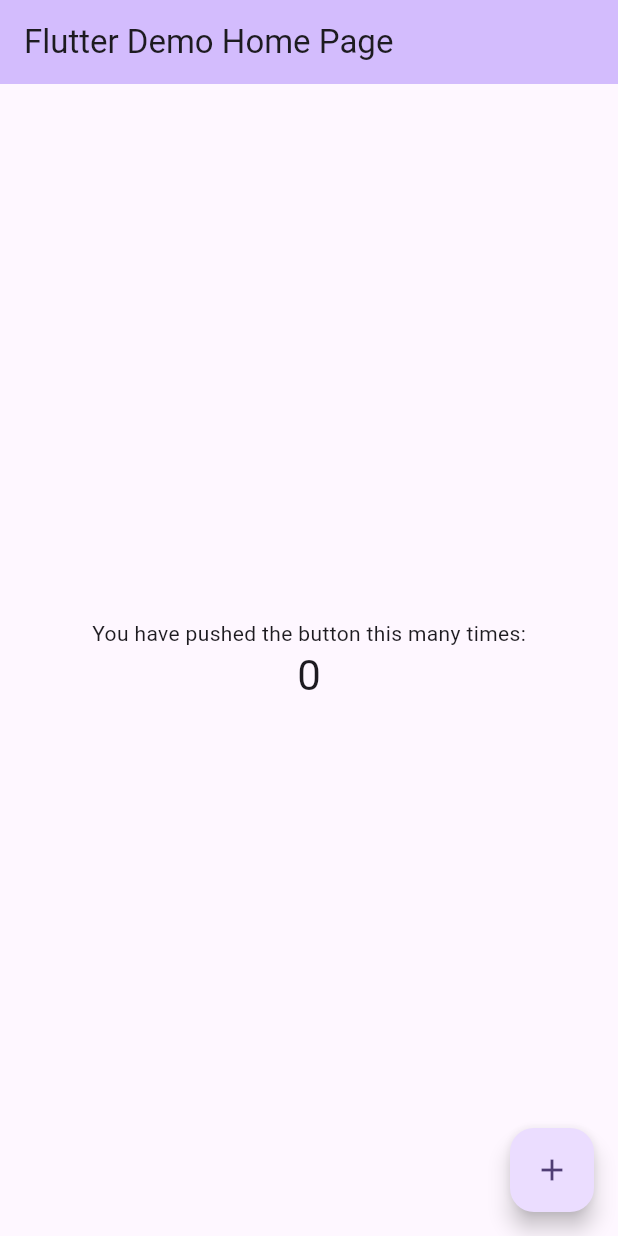
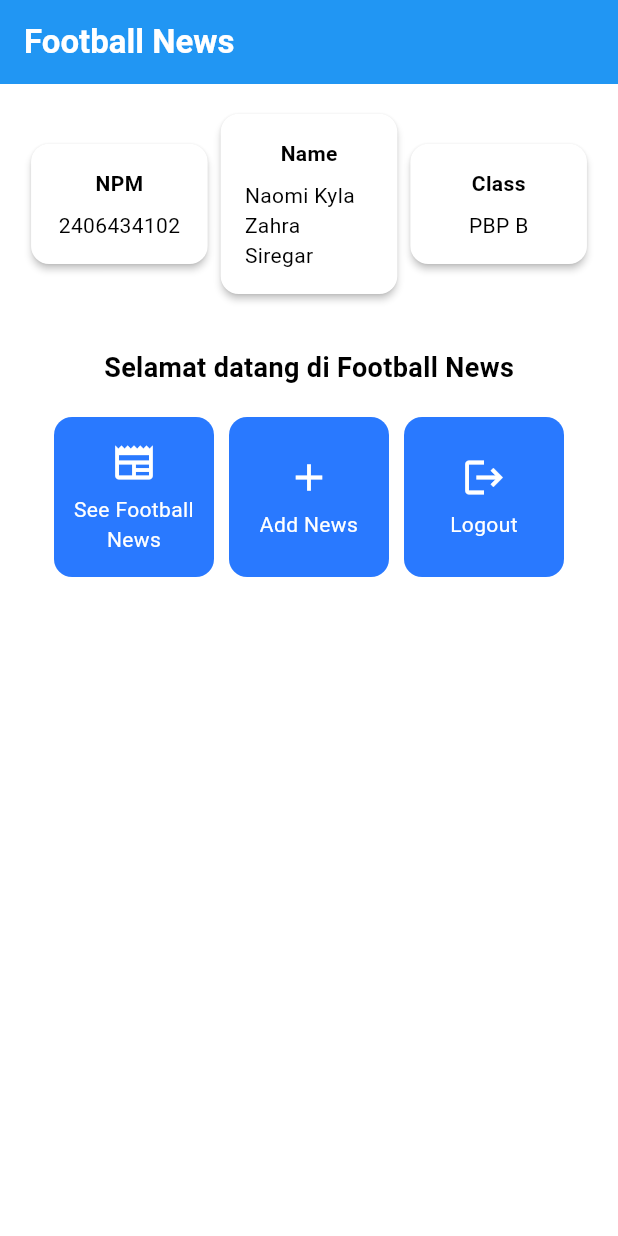
Before and after one commit to NaomiKyla/football-news-mobile, a Flutter app: the screen it shows after launch, on a phone screen of 412 x 824 dp. Run offline on Flutter 3.47's test engine with Material 3 defaults, Android fonts, the phone set to English and light mode, and no system bars.

Commit message:
tutorial 6 selesai

```diff
--- a/lib/main.dart
+++ b/lib/main.dart
@@ -1,4 +1,5 @@
 import 'package:flutter/material.dart';
+import 'package:football_news/menu.dart';
 
 void main() {
   runApp(const MyApp());
@@ -28,95 +29,10 @@ class MyApp extends StatelessWidget {
         //
         // This works for code too, not just values: Most code changes can be
         // tested with just a hot reload.
-        colorScheme: ColorScheme.fromSeed(seedColor: Colors.deepPurple),
+         colorScheme: ColorScheme.fromSwatch(primarySwatch: Colors.blue)
+        .copyWith(secondary: Colors.blueAccent[400]),
       ),
-      home: const MyHomePage(title: 'Flutter Demo Home Page'),
+      home: MyHomePage(),
     );
   }
 }
-
-class MyHomePage extends StatefulWidget {
-  const MyHomePage({super.key, required this.title});
-
-  // This widget is the home page of your application. It is stateful, meaning
-  // that it has a State object (defined below) that contains fields that affect
-  // how it looks.
-
-  // This class is the configuration for the state. It holds the values (in this
-  // case the title) provided by the parent (in this case the App widget) and
-  // used by the build method of the State. Fields in a Widget subclass are
-  // always marked "final".
-
-  final String title;
-
-  @override
-  State<MyHomePage> createState() => _MyHomePageState();
-}
-
-class _MyHomePageState extends State<MyHomePage> {
-  int _counter = 0;
-
-  void _incrementCounter() {
-    setState(() {
-      // This call to setState tells the Flutter framework that something has
-      // changed in this State, which causes it to rerun the build method below
-      // so that the display can reflect the updated values. If we changed
-      // _counter without calling setState(), then the build method would not be
-      // called again, and so nothing would appear to happen.
-      _counter++;
-    });
-  }
-
-  @override
-  Widget build(BuildContext context) {
-    // This method is rerun every time setState is called, for instance as done
-    // by the _incrementCounter method above.
-    //
-    // The Flutter framework has been optimized to make rerunning build methods
-    // fast, so that you can just rebuild anything that needs updating rather
-    // than having to individually change instances of widgets.
-    return Scaffold(
-      appBar: AppBar(
-        // TRY THIS: Try changing the color here to a specific color (to
-        // Colors.amber, perhaps?) and trigger a hot reload to see the AppBar
-        // change color while the other colors stay the same.
-        backgroundColor: Theme.of(context).colorScheme.inversePrimary,
-        // Here we take the value from the MyHomePage object that was created by
-        // the App.build method, and use it to set our appbar title.
-        title: Text(widget.title),
-      ),
-      body: Center(
-        // Center is a layout widget. It takes a single child and positions it
-        // in the middle of the parent.
-        child: Column(
-          // Column is also a layout widget. It takes a list of children and
-          // arranges them vertically. By default, it sizes itself to fit its
-          // children horizontally, and tries to be as tall as its parent.
-          //
-          // Column has various properties to control how it sizes itself and
-          // how it positions its children. Here we use mainAxisAlignment to
-          // center the children vertically; the main axis here is the vertical
-          // axis because Columns are vertical (the cross axis would be
-          // horizontal).
-          //
-          // TRY THIS: Invoke "debug painting" (choose the "Toggle Debug Paint"
-          // action in the IDE, or press "p" in the console), to see the
-          // wireframe for each widget.
-          mainAxisAlignment: MainAxisAlignment.center,
-          children: <Widget>[
-            const Text('You have pushed the button this many times:'),
-            Text(
-              '$_counter',
-              style: Theme.of(context).textTheme.headlineMedium,
-            ),
-          ],
-        ),
-      ),
-      floatingActionButton: FloatingActionButton(
-        onPressed: _incrementCounter,
-        tooltip: 'Increment',
-        child: const Icon(Icons.add),
-      ), // This trailing comma makes auto-formatting nicer for build methods.
-    );
-  }
-}
--- /dev/null
+++ b/lib/menu.dart
@@ -0,0 +1,187 @@
+import 'package:flutter/material.dart';
+
+class MyHomePage extends StatelessWidget {
+  MyHomePage({super.key});
+
+  final String nama = "Naomi Kyla Zahra Siregar"; // ganti dengan nama kamu
+  final String npm = "2406434102"; // ganti dengan NPM kamu
+  final String kelas = "PBP B"; // ganti dengan kelas kamu
+
+  final List<ItemHomepage> items = [
+    ItemHomepage("See Football News", Icons.newspaper),
+    ItemHomepage("Add News", Icons.add),
+    ItemHomepage("Logout", Icons.logout),
+  ];
+
+  @override
+    Widget build(BuildContext context) {
+    // Scaffold menyediakan struktur dasar halaman dengan AppBar dan body.
+    return Scaffold(
+      // AppBar adalah bagian atas halaman yang menampilkan judul.
+      appBar: AppBar(
+        // Judul aplikasi "Football News" dengan teks putih dan tebal.
+        title: const Text(
+          'Football News',
+          style: TextStyle(
+            color: Colors.white,
+            fontWeight: FontWeight.bold,
+          ),
+        ),
+        // Warna latar belakang AppBar diambil dari skema warna tema aplikasi.
+        backgroundColor: Theme.of(context).colorScheme.primary,
+      ),
+      // Body halaman dengan padding di sekelilingnya.
+      body: Padding(
+        padding: const EdgeInsets.all(16.0),
+        // Menyusun widget secara vertikal dalam sebuah kolom.
+        child: Column(
+          crossAxisAlignment: CrossAxisAlignment.center,
+          children: [
+            // Row untuk menampilkan 3 InfoCard secara horizontal.
+            Row(
+              mainAxisAlignment: MainAxisAlignment.spaceEvenly,
+              children: [
+                InfoCard(title: 'NPM', content: npm),
+                InfoCard(title: 'Name', content: nama),
+                InfoCard(title: 'Class', content: kelas),
+              ],
+            ),
+
+            // Memberikan jarak vertikal 16 unit.
+            const SizedBox(height: 16.0),
+
+            // Menempatkan widget berikutnya di tengah halaman.
+            Center(
+              child: Column(
+                // Menyusun teks dan grid item secara vertikal.
+
+                children: [
+                  // Menampilkan teks sambutan dengan gaya tebal dan ukuran 18.
+                  const Padding(
+                    padding: EdgeInsets.only(top: 16.0),
+                    child: Text(
+                      'Selamat datang di Football News',
+                      style: TextStyle(
+                        fontWeight: FontWeight.bold,
+                        fontSize: 18.0,
+                      ),
+                    ),
+                  ),
+
+                  // Grid untuk menampilkan ItemCard dalam bentuk grid 3 kolom.
+                  GridView.count(
+                    primary: true,
+                    padding: const EdgeInsets.all(20),
+                    crossAxisSpacing: 10,
+                    mainAxisSpacing: 10,
+                    crossAxisCount: 3,
+                    // Agar grid menyesuaikan tinggi kontennya.
+                    shrinkWrap: true,
+
+                    // Menampilkan ItemCard untuk setiap item dalam list items.
+                    children: items.map((ItemHomepage item) {
+                      return ItemCard(item);
+                    }).toList(),
+                  ),
+                ],
+              ),
+            ),
+          ],
+        ),
+      ),
+    );
+  }
+}
+
+class InfoCard extends StatelessWidget {
+  // Kartu informasi yang menampilkan title dan content.
+
+  final String title;  // Judul kartu.
+  final String content;  // Isi kartu.
+
+  const InfoCard({super.key, required this.title, required this.content});
+
+  @override
+  Widget build(BuildContext context) {
+    return Card(
+      // Membuat kotak kartu dengan bayangan dibawahnya.
+      elevation: 2.0,
+      child: Container(
+        // Mengatur ukuran dan jarak di dalam kartu.
+        width: MediaQuery.of(context).size.width / 3.5, // menyesuaikan dengan lebar device yang digunakan.
+        padding: const EdgeInsets.all(16.0),
+        // Menyusun title dan content secara vertikal.
+        child: Column(
+          children: [
+            Text(
+              title,
+              style: const TextStyle(fontWeight: FontWeight.bold),
+            ),
+            const SizedBox(height: 8.0),
+            Text(content),
+          ],
+        ),
+      ),
+    );
+  }
+}
+
+class ItemHomepage {
+ final String name;
+ final IconData icon;
+
+ ItemHomepage(this.name, this.icon);
+}
+
+class ItemCard extends StatelessWidget {
+  // Menampilkan kartu dengan ikon dan nama.
+
+  final ItemHomepage item;
+
+  const ItemCard(this.item, {super.key});
+
+  @override
+  Widget build(BuildContext context) {
+    return Material(
+      // Menentukan warna latar belakang dari tema aplikasi.
+      color: Theme.of(context).colorScheme.secondary,
+      // Membuat sudut kartu melengkung.
+      borderRadius: BorderRadius.circular(12),
+
+      child: InkWell(
+        // Aksi ketika kartu ditekan.
+        onTap: () {
+          // Menampilkan pesan SnackBar saat kartu ditekan.
+          ScaffoldMessenger.of(context)
+            ..hideCurrentSnackBar()
+            ..showSnackBar(
+              SnackBar(content: Text("Kamu telah menekan tombol ${item.name}!"))
+            );
+        },
+        // Container untuk menyimpan Icon dan Text
+        child: Container(
+          padding: const EdgeInsets.all(8),
+          child: Center(
+            child: Column(
+              // Menyusun ikon dan teks di tengah kartu.
+              mainAxisAlignment: MainAxisAlignment.center,
+              children: [
+                Icon(
+                  item.icon,
+                  color: Colors.white,
+                  size: 30.0,
+                ),
+                const Padding(padding: EdgeInsets.all(3)),
+                Text(
+                  item.name,
+                  textAlign: TextAlign.center,
+                  style: const TextStyle(color: Colors.white),
+                ),
+              ],
+            ),
+          ),
+        ),
+      ),
+    );
+  }
+}
```
